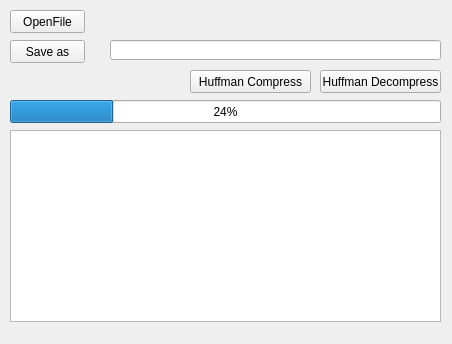
Above: mainwindow.ui from usownh/HuffmanCompress before the change. Below: the same form after it.
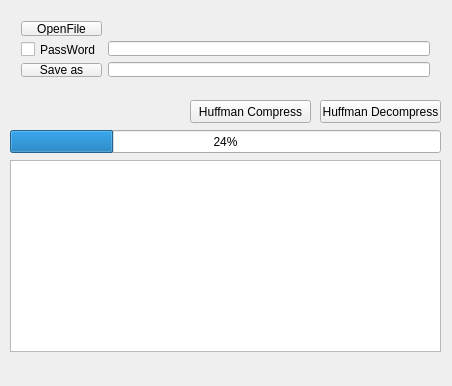
That is the form after the change.

```diff
--- a/mainwindow.ui
+++ b/mainwindow.ui
@@ -7,31 +7,18 @@
     <x>0</x>
     <y>0</y>
     <width>452</width>
-    <height>344</height>
+    <height>386</height>
    </rect>
   </property>
   <property name="windowTitle">
    <string>MainWindow</string>
   </property>
   <widget class="QWidget" name="centralWidget">
-   <widget class="QPushButton" name="pushButton_OpenFile">
-    <property name="geometry">
-     <rect>
-      <x>10</x>
-      <y>10</y>
-      <width>75</width>
-      <height>23</height>
-     </rect>
-    </property>
-    <property name="text">
-     <string>OpenFile</string>
-    </property>
-   </widget>
    <widget class="QPushButton" name="pushButton_Compress">
     <property name="geometry">
      <rect>
       <x>190</x>
-      <y>70</y>
+      <y>100</y>
       <width>121</width>
       <height>23</height>
      </rect>
@@ -44,7 +31,7 @@
     <property name="geometry">
      <rect>
       <x>320</x>
-      <y>70</y>
+      <y>100</y>
       <width>121</width>
       <height>23</height>
      </rect>
@@ -53,57 +40,21 @@
      <string>Huffman Decompress</string>
     </property>
    </widget>
-   <widget class="QLineEdit" name="lineEdit">
-    <property name="geometry">
-     <rect>
-      <x>110</x>
-      <y>40</y>
-      <width>331</width>
-      <height>20</height>
-     </rect>
-    </property>
-   </widget>
-   <widget class="QLabel" name="label_FilePath">
-    <property name="geometry">
-     <rect>
-      <x>110</x>
-      <y>10</y>
-      <width>331</width>
-      <height>21</height>
-     </rect>
-    </property>
-    <property name="text">
-     <string/>
-    </property>
-   </widget>
    <widget class="QTextBrowser" name="textBrowser">
     <property name="geometry">
      <rect>
       <x>10</x>
-      <y>130</y>
+      <y>160</y>
       <width>431</width>
       <height>192</height>
      </rect>
     </property>
    </widget>
-   <widget class="QPushButton" name="pushButton_Save">
-    <property name="geometry">
-     <rect>
-      <x>10</x>
-      <y>40</y>
-      <width>75</width>
-      <height>23</height>
-     </rect>
-    </property>
-    <property name="text">
-     <string>Save as</string>
-    </property>
-   </widget>
    <widget class="QProgressBar" name="progressBar">
     <property name="geometry">
      <rect>
       <x>10</x>
-      <y>100</y>
+      <y>130</y>
       <width>431</width>
       <height>23</height>
      </rect>
@@ -112,6 +63,64 @@
      <number>24</number>
     </property>
    </widget>
+   <widget class="QWidget" name="">
+    <property name="geometry">
+     <rect>
+      <x>10</x>
+      <y>10</y>
+      <width>431</width>
+      <height>78</height>
+     </rect>
+    </property>
+    <layout class="QGridLayout" name="gridLayout">
+     <item row="0" column="0">
+      <layout class="QVBoxLayout" name="verticalLayout">
+       <item>
+        <widget class="QPushButton" name="pushButton_OpenFile">
+         <property name="text">
+          <string>OpenFile</string>
+         </property>
+        </widget>
+       </item>
+       <item>
+        <widget class="QCheckBox" name="checkBox">
+         <property name="text">
+          <string>PassWord</string>
+         </property>
+        </widget>
+       </item>
+       <item>
+        <widget class="QPushButton" name="pushButton_Save">
+         <property name="text">
+          <string>Save as</string>
+         </property>
+        </widget>
+       </item>
+      </layout>
+     </item>
+     <item row="0" column="1">
+      <layout class="QVBoxLayout" name="verticalLayout_2">
+       <item>
+        <widget class="QLabel" name="label_FilePath">
+         <property name="text">
+          <string/>
+         </property>
+        </widget>
+       </item>
+       <item>
+        <widget class="QLineEdit" name="lineEdit_PassWord">
+         <property name="echoMode">
+          <enum>QLineEdit::Password</enum>
+         </property>
+        </widget>
+       </item>
+       <item>
+        <widget class="QLineEdit" name="lineEdit"/>
+       </item>
+      </layout>
+     </item>
+    </layout>
+   </widget>
   </widget>
  </widget>
  <layoutdefault spacing="6" margin="11"/>
```
